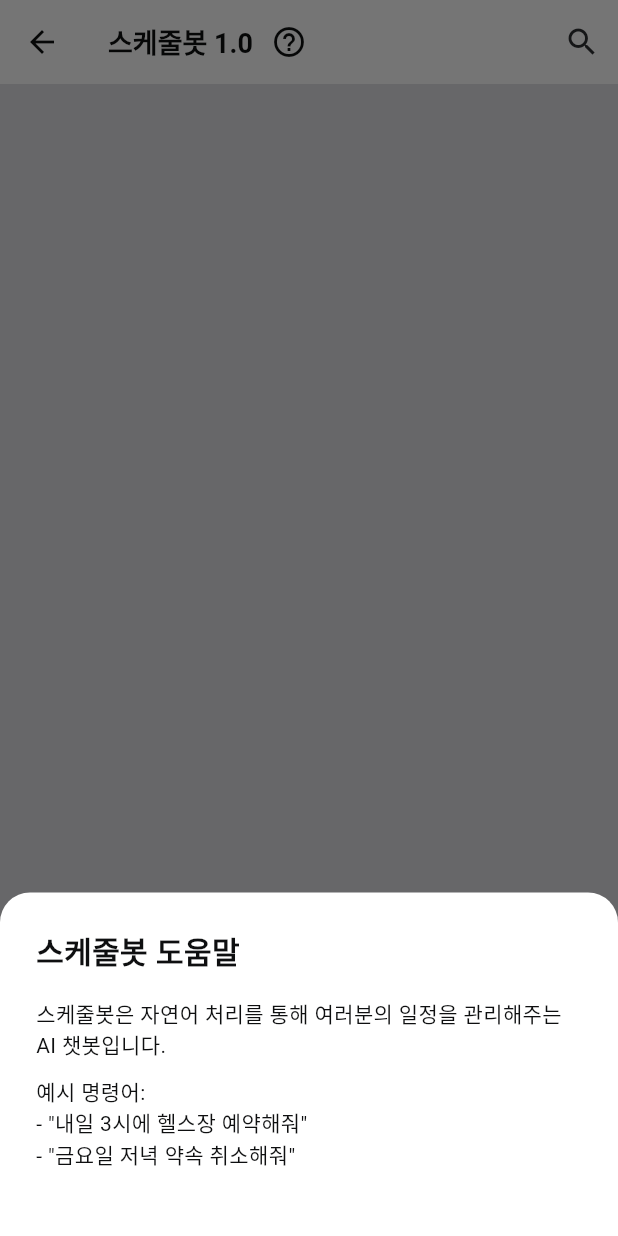
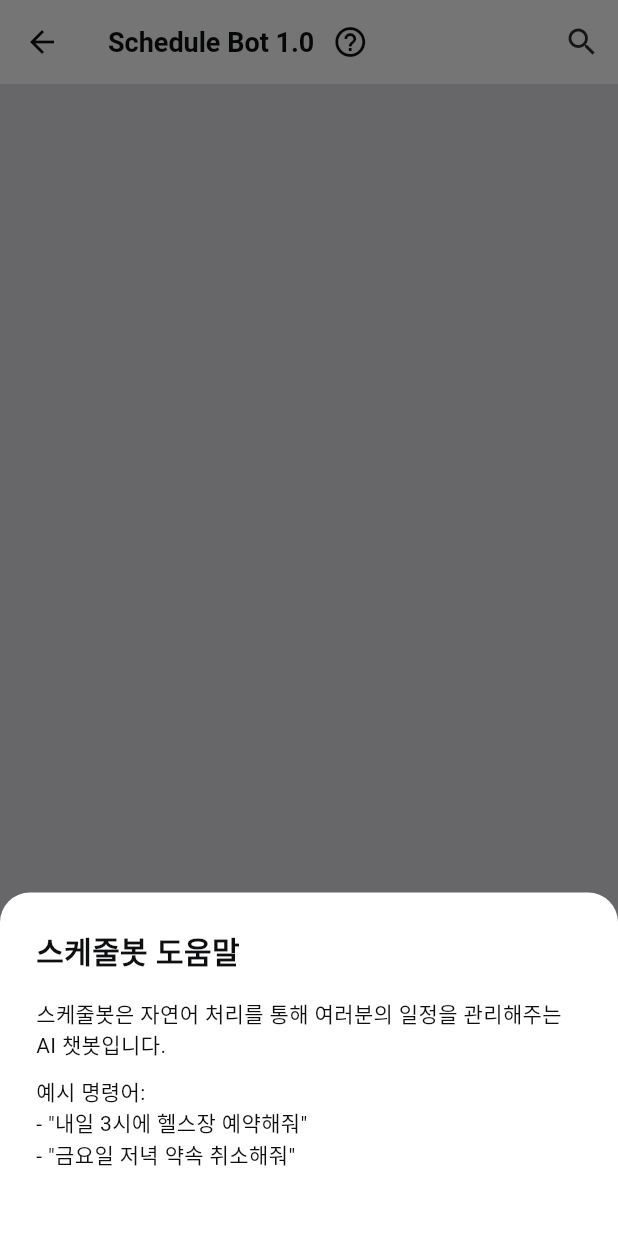
Before and after one commit to ycs-201707010/UniPlan_Client, a Flutter app: the ChatbotPage screen opened directly, after a tap on the "help outline" icon, on a phone screen of 412 x 824 dp. Run offline on Flutter 3.47's test engine with Material 3 defaults, Android fonts, the phone set to English and light mode, and no system bars; our stand-ins replace flutter_colorpicker, flutter_dotenv, flutter_slidable, flutter_speed_dial, flutter_spinkit, geolocator and 7 more; missing offline and left inert: flutter_randomcolor, flutter_sound, timetable_view, wave_blob; accounts and stored records are empty; generated files the repository leaves out were written again; Roboto replaces fonts that are missing (NanumSquare).

Commit message:
251117 l10n translate work

```diff
--- a/lib/l10n/app_en.arb
+++ b/lib/l10n/app_en.arb
@@ -8,9 +8,11 @@
   "addSchedule": "Add Schedule",
   "linkEverytime": "Link Everytime",
 "navCalendar": "Calendar",
+"navTimeTable": "Timetable",
 "navProject": "Projects",
 "navChatbot": "Chatbot",
 "navMyPage": "My Page",
+"distance": "distance",
 "detailLocation": "Location",
 "detailStart": "Start",
 "detailEnd": "End",
@@ -65,7 +67,6 @@
 "projectChatbot": "Project Chatbot",
 "planSubGoals": "Plan Sub-Goals",
 "createProject": "Create Project",
-
 "projectAdd": "Add Project",
 "projectEdit": "Edit Project",
 "projectAddButton": "Add Project",
@@ -103,5 +104,7 @@
 "dowFriShort": "Fri",
 "dowSatShort": "Sat",
 "dateHeader": "yyyy-MM",
-"distance": "distance"
+"scheduleBotInInterface": "Schedule Bot",
+"scheduleBotInChat": "Unibot (Schedule)",
+"msgInputHint": "Send a Message..."
 }
--- a/lib/l10n/app_ko.arb
+++ b/lib/l10n/app_ko.arb
@@ -8,9 +8,11 @@
   "addSchedule": "일정 추가하기",
   "linkEverytime": "에브리타임 연동",
 "navCalendar": "캘린더",
+"navTimeTable": "시간표",
 "navProject": "프로젝트",
 "navChatbot": "챗봇",
 "navMyPage": "마이페이지",
+"distance": "이동거리",
 "detailLocation": "장소",
 "detailStart": "시작",
 "detailEnd": "종료",
@@ -102,5 +104,7 @@
 "dowFriShort": "금",
 "dowSatShort": "토",
 "dateHeader": "yyyy년 MM월",
-"distance": "이동거리"
+"scheduleBotInInterface": "스케줄봇",
+"scheduleBotInChat": "유니봇 (스케줄)",
+"msgInputHint": "여기에 메시지를 입력..."
 }
--- a/lib/main.dart
+++ b/lib/main.dart
@@ -232,7 +232,7 @@ class uniPlanApp extends StatelessWidget {
 
       localizationsDelegates: AppLocalizations.localizationsDelegates,
       supportedLocales: AppLocalizations.supportedLocales,
-      locale: const Locale('ko'), // ✅ 기본 언어를 영어로 지정
+      locale: const Locale('en'), // ✅ 기본 언어를 영어로 지정
       home: Builder(
         builder: (context) {
           // 이 builder 내부의 context는 MultiProvider 아래에 있음이 보장됩니다.
--- a/lib/screens/chatbot.dart
+++ b/lib/screens/chatbot.dart
@@ -1,5 +1,6 @@
 // ** 현재 사용중인 챗봇 페이지 코드 **
 
+import 'package:all_new_uniplan/l10n/l10n.dart';
 import 'package:all_new_uniplan/services/record_service.dart';
 import 'package:all_new_uniplan/widgets/recording_bottom_sheet.dart';
 import 'package:all_new_uniplan/widgets/typing_indicator.dart';
@@ -73,7 +74,7 @@ class _ChatPageState extends State<ChatbotPage> {
                   authService.currentUser!.userId,
                 );
               },
-              child: const Text('예'),
+              child: Text(context.l10n.yes),
             ),
             const SizedBox(width: 16), // 버튼 사이 간격
             // '아니오' 버튼
@@ -85,7 +86,7 @@ class _ChatPageState extends State<ChatbotPage> {
                 // 일정 변경을 취소한다는 메시지를 생성한다.
                 chatbotService.cancelScheduleAddition();
               },
-              child: const Text('아니오'),
+              child: Text(context.l10n.no),
             ),
           ],
         ),
@@ -131,7 +132,7 @@ class _ChatPageState extends State<ChatbotPage> {
 
                 if (chatMessage.speaker == ChatMessageType.bot)
                   Text(
-                    'UniBot',
+                    context.l10n.scheduleBotInChat,
                     style: TextStyle(
                       fontWeight: FontWeight.w600,
                       color: Theme.of(context).colorScheme.onSurface,
@@ -251,8 +252,8 @@ class _ChatPageState extends State<ChatbotPage> {
                           child: TextField(
                             controller: _controller,
                             style: TextStyle(color: Color(0xFF0e0f10)),
-                            decoration: const InputDecoration(
-                              hintText: '여기에 메시지를 입력...',
+                            decoration: InputDecoration(
+                              hintText: context.l10n.msgInputHint,
                               border: InputBorder.none,
                               focusedBorder: InputBorder.none,
                             ),
@@ -369,8 +370,8 @@ class chatTopBar extends StatelessWidget implements PreferredSizeWidget {
       title: Row(
         mainAxisSize: MainAxisSize.min,
         children: [
-          const Text(
-            '스케줄봇 1.0',
+          Text(
+            '${context.l10n.scheduleBotInInterface} 1.0',
             style: TextStyle(fontSize: 18, fontWeight: FontWeight.bold),
           ),
           IconButton(
--- a/lib/screens/home.dart
+++ b/lib/screens/home.dart
@@ -64,7 +64,10 @@ class _HomeScreenState extends State<HomeScreen> {
             // ✅ 2. 하드코딩된 문자열 대신 AppLocalizations 사용
             label: context.l10n.navCalendar,
           ),
-          BottomNavigationBarItem(icon: Icon(Icons.table_chart), label: '시간표'),
+          BottomNavigationBarItem(
+            icon: Icon(Icons.table_chart),
+            label: context.l10n.navTimeTable,
+          ),
           BottomNavigationBarItem(
             icon: Icon(Icons.assessment_outlined), // 프로젝트에 어울리는 아이콘으로 변경
             label: context.l10n.navProject,
--- a/lib/screens/scheduleSheets.dart
+++ b/lib/screens/scheduleSheets.dart
@@ -616,7 +616,7 @@ class CustomAppBar extends StatelessWidget implements PreferredSizeWidget {
           // 오른쪽 : 도움말 아이콘
           Row(
             children: [
-              Text("이동거리", style: TextStyle(fontSize: 14)),
+              Text(context.l10n.distance, style: TextStyle(fontSize: 14)),
               SizedBox(width: 8),
               Container(
                 decoration: BoxDecoration(
```
